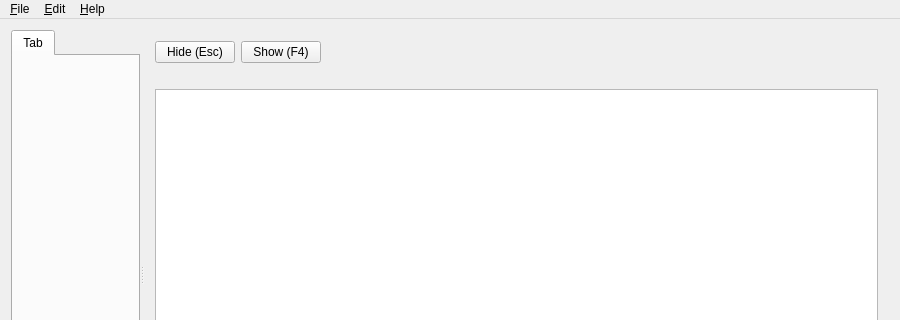
Before: the Qt Designer form src/softprojector.ui in SoftProjector/src, drawn with Qt 5; both pictures show x 0 to 900 and y 0 to 320 of the 900 by 550 pixel window.
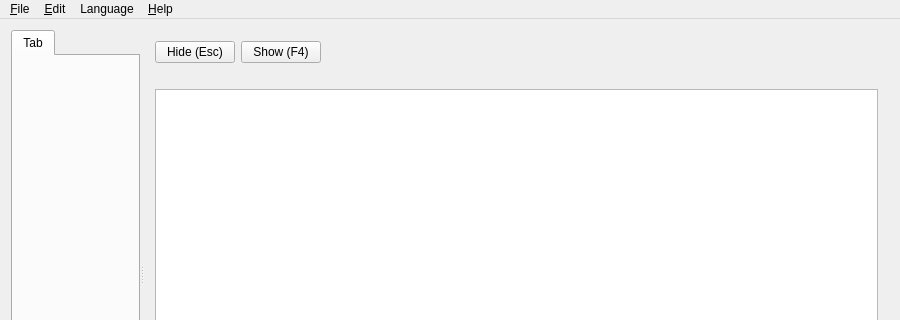
After: the same form once the commit is applied.

Commit message: a next progress step towards language translations: added ui language switch

What changed in the file:
```diff
--- a/src/softprojector.ui
+++ b/src/softprojector.ui
@@ -126,7 +126,7 @@
      <x>0</x>
      <y>0</y>
      <width>900</width>
-     <height>21</height>
+     <height>20</height>
     </rect>
    </property>
    <widget class="QMenu" name="menuFile">
@@ -155,8 +155,16 @@
     <addaction name="actionAbout"/>
     <addaction name="action_Help"/>
    </widget>
+   <widget class="QMenu" name="menuLanguage">
+    <property name="title">
+     <string>Language</string>
+    </property>
+    <addaction name="actionEnglish"/>
+    <addaction name="actionRussian"/>
+   </widget>
    <addaction name="menuFile"/>
    <addaction name="menuEdit"/>
+   <addaction name="menuLanguage"/>
    <addaction name="menuHelp"/>
   </widget>
   <widget class="QStatusBar" name="statusBar"/>
```
Left out of the diff: 16 changed lines with no effect on the pictures. The commit also changes 7 other files.
